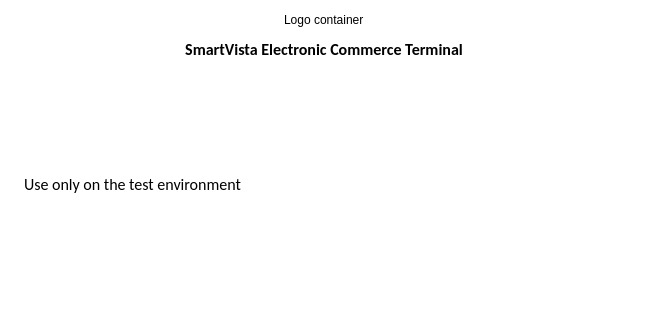
This is common/gui/forms/about.ui in FedorIvanov37/sv-terminal as Qt 5 draws it before an edit; both pictures show x 0 to 648 and y 0 to 320 of the 648 by 542 pixel window. The edited form follows.
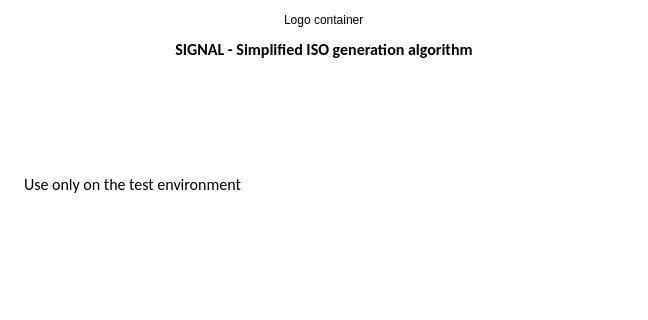
This is the edited form.

Commit message: SV to Signal refactoring, fix spec and MTI

Diff of the .ui file:
```diff
--- a/common/gui/forms/about.ui
+++ b/common/gui/forms/about.ui
@@ -274,7 +274,7 @@
         </font>
        </property>
        <property name="text">
-        <string>SmartVista Electronic Commerce Terminal</string>
+        <string>SIGNAL - Simplified ISO generation algorithm</string>
        </property>
        <property name="alignment">
         <set>Qt::AlignCenter</set>
```
The commit also changes 29 other files.
